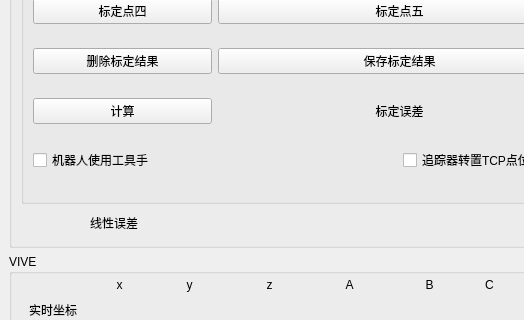
This is src/ui/main_window.ui in h47vagary/vive_robot_calibration as Qt 5 draws it before an edit; both pictures show x 0 to 524 and y 137 to 457 of the 1184 by 775 pixel window. The edited form follows.
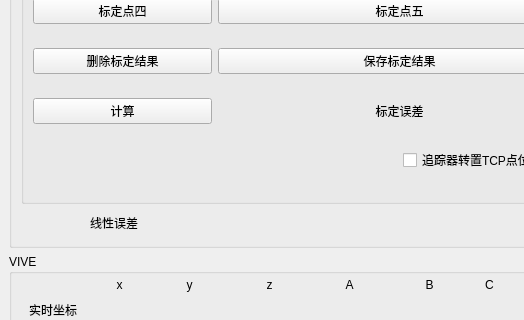
This is the edited form.

```diff
--- a/src/ui/main_window.ui
+++ b/src/ui/main_window.ui
@@ -100,13 +100,6 @@
             </property>
            </widget>
           </item>
-          <item row="4" column="0" colspan="2">
-           <widget class="QCheckBox" name="checkBox_use_toolhand">
-            <property name="text">
-             <string>机器人使用工具手</string>
-            </property>
-           </widget>
-          </item>
           <item row="4" column="2" colspan="2">
            <widget class="QCheckBox" name="checkBox_use_track2tcp">
             <property name="layoutDirection">
```
